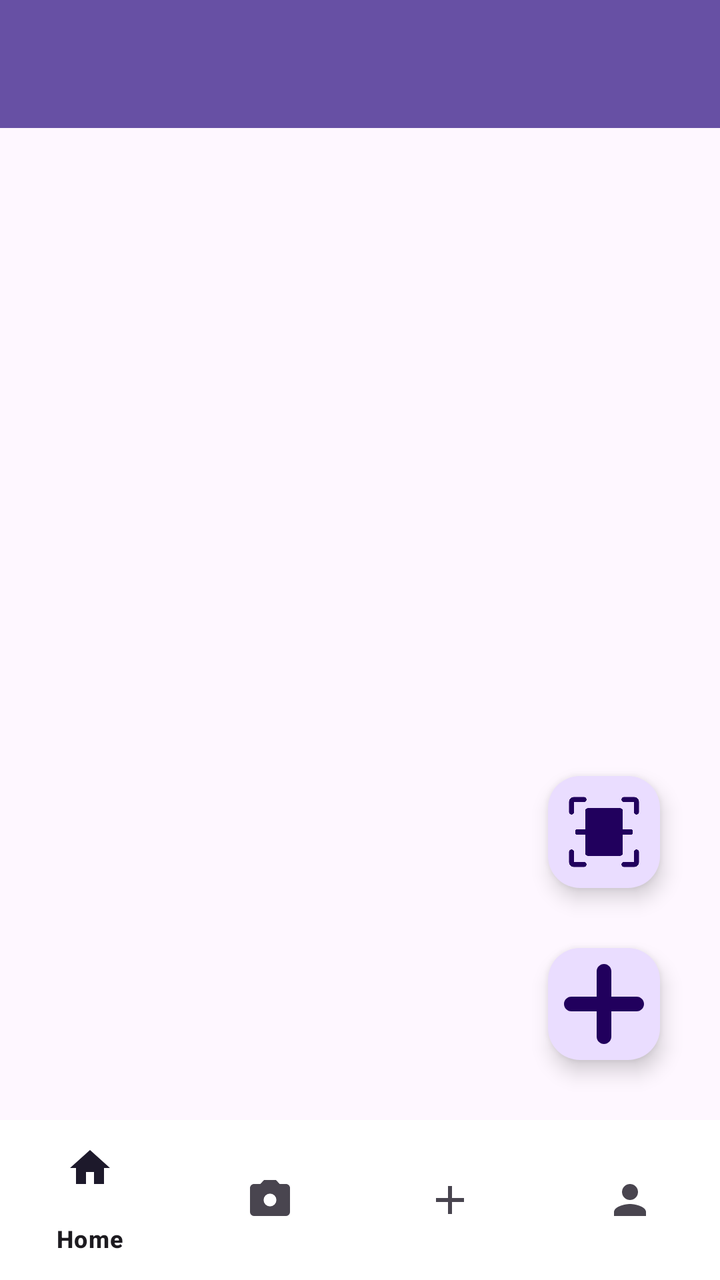
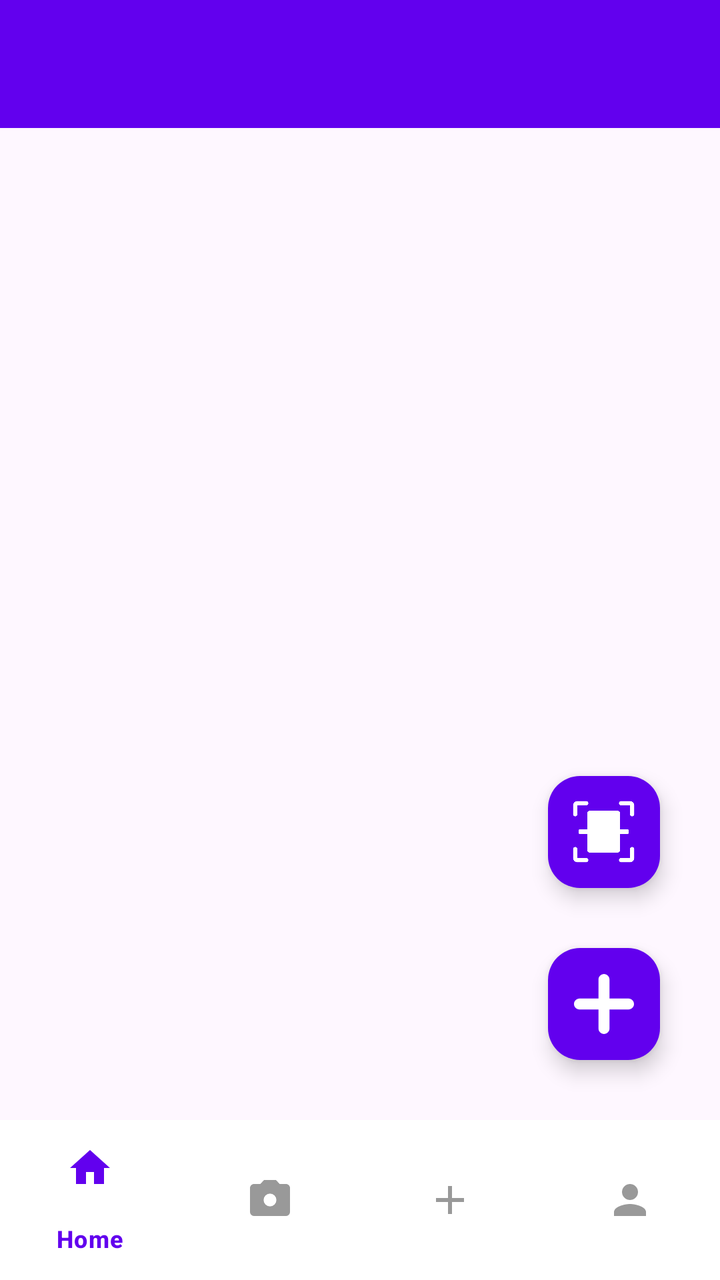

Compare the two renders of this Android layout. The source of the first and the diff that turns it into the second are given below.
<!-- AndroidManifest.xml: application theme Theme.SmartNoteV2 -->
<!-- res/layout/activity_note.xml -->
<?xml version="1.0" encoding="utf-8"?>
<RelativeLayout xmlns:android="http://schemas.android.com/apk/res/android"
    xmlns:app="http://schemas.android.com/apk/res-auto"
    xmlns:tools="http://schemas.android.com/tools"
    android:id="@+id/main"
    android:layout_width="match_parent"
    android:layout_height="match_parent"
    tools:context=".noteActivity">

    <com.google.android.material.appbar.MaterialToolbar
        android:id="@+id/toolbar"
        android:layout_width="match_parent"
        android:layout_height="?attr/actionBarSize"
        android:background="?attr/colorPrimary"
        android:titleTextColor="@android:color/white"/>

<com.google.android.material.floatingactionbutton.FloatingActionButton
    android:layout_width="wrap_content"
    android:layout_height="wrap_content"
    android:layout_above="@id/bottomNavigationView"
    android:layout_alignParentRight="true"
    android:layout_marginBottom="30dp"
    android:layout_marginRight="30dp"
    android:layout_gravity="bottom|end"
    android:id="@+id/createnotefab"
    android:src="@drawable/add_symbol"
    android:background="@color/light_blue"
    app:maxImageSize="40dp"
>


</com.google.android.material.floatingactionbutton.FloatingActionButton>


    <com.google.android.material.floatingactionbutton.FloatingActionButton
        android:id="@+id/scanFab"
        android:layout_width="wrap_content"
        android:layout_height="wrap_content"
        android:layout_above="@id/createnotefab"
        android:layout_alignParentRight="true"
        android:layout_marginBottom="30dp"
        android:layout_marginRight="30dp"
        android:src="@drawable/scan"
        android:contentDescription="Scan"
        app:background="@color/light_blue"
        app:maxImageSize="40dp"/>

    
    <com.google.android.material.bottomnavigation.BottomNavigationView
        android:id="@+id/bottomNavigationView"
        android:layout_width="match_parent"
        android:layout_height="wrap_content"
        android:layout_alignParentBottom="true"
        android:background="@color/white"
        app:menu="@menu/bottom_nav_menu"/>


    <androidx.recyclerview.widget.RecyclerView
        android:layout_width="match_parent"
        android:layout_height="match_parent"
        android:id="@+id/recyclerview"
        android:layout_below="@+id/toolbar"
        android:scrollbars="vertical">


    </androidx.recyclerview.widget.RecyclerView>




</RelativeLayout>
<!-- resources referenced by this layout -->
<resources>
  <color name="light_blue">#FFA0E7F9</color>
  <color name="white">#FFFFFFFF</color>
  <!-- drawable add_symbol (drawable) -->
  <vector xmlns:android="http://schemas.android.com/apk/res/android" android:height="24dp" android:viewportHeight="309.06" android:viewportWidth="309.06" android:width="24dp">
        
      <path android:fillColor="#010002" android:pathData="M280.71,126.18h-97.82V28.34C182.89,12.71 170.17,0 154.53,0S126.17,12.71 126.17,28.34v97.84H28.36C12.72,126.18 0,138.9 0,154.53c0,15.62 12.72,28.34 28.36,28.34h97.81v97.84c0,15.63 12.71,28.35 28.36,28.35c15.64,0 28.36,-12.72 28.36,-28.35v-97.84h97.82c15.63,0 28.35,-12.72 28.35,-28.34C309.06,138.9 296.34,126.18 280.71,126.18z"/>
      
  </vector>
  <!-- drawable scan: png bitmap (drawable, 8387 bytes) -->
  <style name="Theme.SmartNoteV2" parent="Base.Theme.SmartNoteV2" />
  <style name="Base.Theme.SmartNoteV2" parent="Theme.Material3.DayNight.NoActionBar">
          
          
      </style>
</resources>

<!-- the commit's change to res/layout/activity_note.xml (unified diff, before → after) -->
@@ -5,13 +5,16 @@
     android:id="@+id/main"
     android:layout_width="match_parent"
     android:layout_height="match_parent"
+    app:itemActiveIndicatorStyle="@style/NoIndicator"
+    app:itemIconTint="@color/bottom_nav_color"
+    app:itemTextColor="@color/bottom_nav_color"
     tools:context=".noteActivity">
 
     <com.google.android.material.appbar.MaterialToolbar
         android:id="@+id/toolbar"
         android:layout_width="match_parent"
         android:layout_height="?attr/actionBarSize"
-        android:background="?attr/colorPrimary"
+        android:background="#6200EE"
         android:titleTextColor="@android:color/white"/>
 
 <com.google.android.material.floatingactionbutton.FloatingActionButton
@@ -24,8 +27,9 @@
     android:layout_gravity="bottom|end"
     android:id="@+id/createnotefab"
     android:src="@drawable/add_symbol"
-    android:background="@color/light_blue"
-    app:maxImageSize="40dp"
+    app:backgroundTint="#6200EE"
+    app:maxImageSize="30dp"
+    app:tint="@android:color/white"
 >
 
 
@@ -42,8 +46,9 @@
         android:layout_marginRight="30dp"
         android:src="@drawable/scan"
         android:contentDescription="Scan"
-        app:background="@color/light_blue"
-        app:maxImageSize="40dp"/>
+        app:backgroundTint="#6200EE"
+        app:maxImageSize="35dp"
+        app:tint="@android:color/white"/>
 
     
     <com.google.android.material.bottomnavigation.BottomNavigationView
@@ -52,12 +57,16 @@
         android:layout_height="wrap_content"
         android:layout_alignParentBottom="true"
         android:background="@color/white"
-        app:menu="@menu/bottom_nav_menu"/>
+        app:menu="@menu/bottom_nav_menu"
+        app:itemActiveIndicatorStyle="@style/NoIndicator"
+        app:itemIconTint="@color/bottom_nav_color"
+        app:itemTextColor="@color/bottom_nav_color"/>
 
 
     <androidx.recyclerview.widget.RecyclerView
         android:layout_width="match_parent"
         android:layout_height="match_parent"
+        android:layout_marginBottom="80dp"
         android:id="@+id/recyclerview"
         android:layout_below="@+id/toolbar"
         android:scrollbars="vertical">
<!-- resource entries referenced after the edit -->
@@ -1,6 +1,5 @@
 <!-- resources referenced by this layout -->
 <resources>
-  <color name="light_blue">#FFA0E7F9</color>
   <color name="white">#FFFFFFFF</color>
   <!-- drawable add_symbol (drawable) -->
   <vector xmlns:android="http://schemas.android.com/apk/res/android" android:height="24dp" android:viewportHeight="309.06" android:viewportWidth="309.06" android:width="24dp">
@@ -9,6 +8,10 @@
       
   </vector>
   <!-- drawable scan: png bitmap (drawable, 8387 bytes) -->
+  <style name="NoIndicator" parent="Widget.Material3.BottomNavigationView.ActiveIndicator">
+          <item name="android:color">@android:color/transparent</item>
+          <item name="shapeAppearance">@style/ShapeAppearance.Material3.Corner.Full</item>
+      </style>
   <style name="Theme.SmartNoteV2" parent="Base.Theme.SmartNoteV2" />
   <style name="Base.Theme.SmartNoteV2" parent="Theme.Material3.DayNight.NoActionBar">
           
